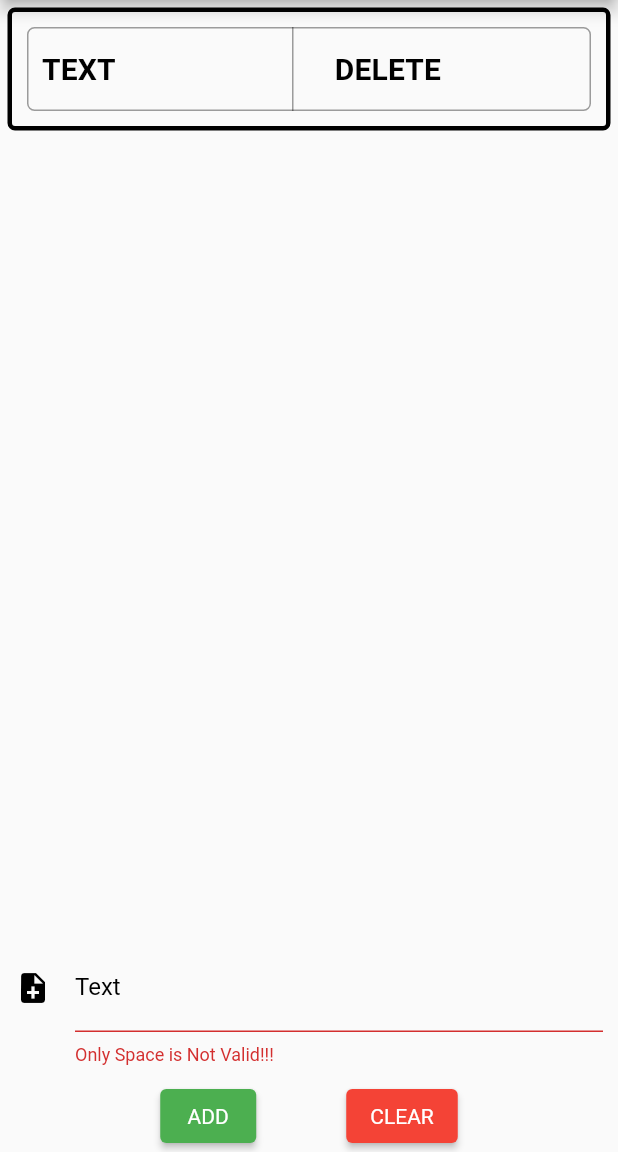
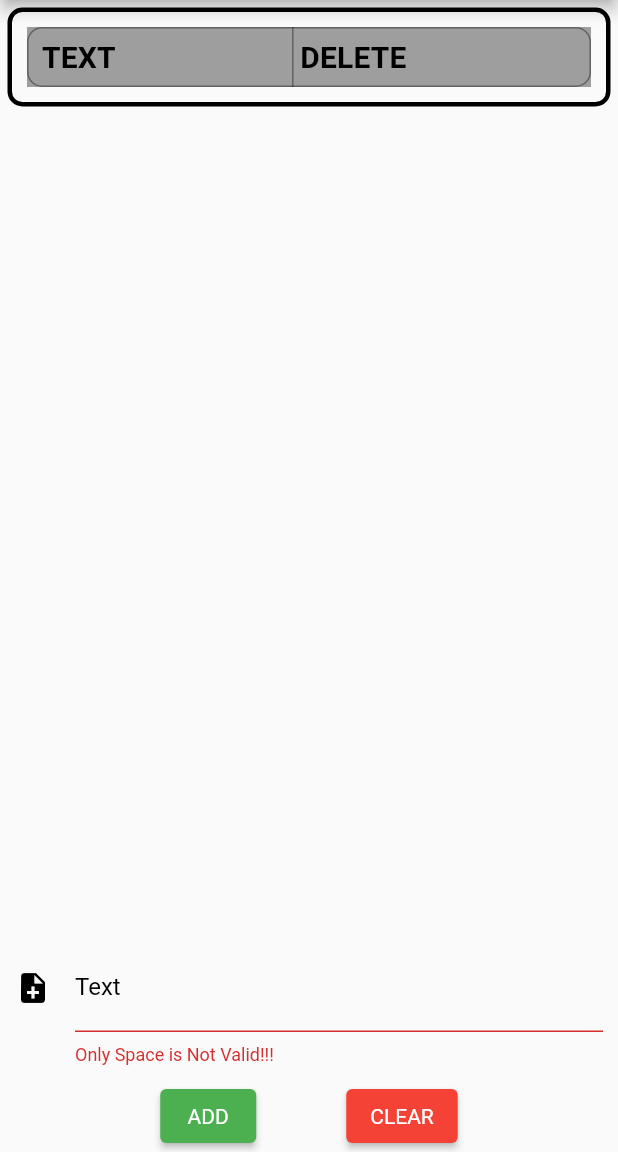
Before and after one commit to Ed-Movchan/simple_notes, a Flutter app: the screen it shows after launch, on a phone screen of 412 x 824 dp, the part 84-1236 px from its top. Run offline on Flutter 3.47's test engine with Material 2 defaults, Android fonts, the phone set to English and light mode, and no system bars; our stand-ins replace sqflite; accounts and stored records are empty.

Commit message:
Change color head and rows

```diff
--- a/lib/db/database.dart
+++ b/lib/db/database.dart
@@ -70,7 +70,7 @@ class DBProvider {
   }
 
   // DELETE
-  Future<int> deleteStudent(int? id) async {
+  Future<int> deleteNote(int? id) async {
     Database db = await database;
     return await db.delete(
       notesTable,
--- a/lib/main.dart
+++ b/lib/main.dart
@@ -140,7 +140,6 @@ class _NotePageState extends State<NotePage> {
                   } else {
                     if (_formStateKey.currentState!.validate()) {
                       _formStateKey.currentState!.save();
-                      // DBProvider.db.insertStudent(Student(null, _studentName));
                       DBProvider.db.insertNote(Note(null, _noteText));
                     }
                   }
@@ -182,15 +181,18 @@ class _NotePageState extends State<NotePage> {
         padding: const EdgeInsets.all(10),
         decoration: BoxDecoration(
           border: Border.all(width: 3),
-          borderRadius: const BorderRadius.all(Radius.circular(5) //
+          borderRadius: const BorderRadius.all(Radius.circular(10) //
               ),
         ),
         child: SizedBox(
           width: MediaQuery.of(context).size.width,
           child: DataTable(
             horizontalMargin: 10,
+            columnSpacing: 10,
+            headingRowColor: MaterialStateProperty.all(Colors.grey),
+            dataRowColor: MaterialStateProperty.all(Colors.lime),
             border: TableBorder.all(
-                borderRadius: BorderRadius.circular(5),
+                borderRadius: BorderRadius.circular(10),
                 color: Colors.black38,
                 width: 1,
                 style: BorderStyle.solid),
@@ -206,11 +208,10 @@ class _NotePageState extends State<NotePage> {
                         TextStyle(fontWeight: FontWeight.bold, fontSize: 20)),
               ),
             ],
+            headingRowHeight: 40,
             rows: notes
                 .map(
-                  (note) => DataRow(
-                      selected: true,
-                      cells: [
+                  (note) => DataRow(cells: [
                     DataCell(Text(note.text), onTap: () {
                       setState(() {
                         isUpdate = true;
@@ -219,15 +220,18 @@ class _NotePageState extends State<NotePage> {
                       _noteTextController.text = note.text;
                     }),
                     DataCell(
-                      IconButton(
+                      Container(
+                        alignment: Alignment.centerRight,
+                        child: IconButton(
                           icon: const Icon(
                             Icons.delete_forever,
                             color: Colors.red,
                           ),
                           onPressed: () {
-                          DBProvider.db.deleteStudent(note.id);
+                            DBProvider.db.deleteNote(note.id);
                             updateNoteList();
                           },
+                        ),
                       ),
                     ),
                   ]),
--- a/pubspec.yaml
+++ b/pubspec.yaml
@@ -36,6 +36,7 @@ dependencies:
   cupertino_icons: ^1.0.2
   sqflite: ^2.0.2+1
   path_provider: ^2.0.11
+  intl: ^0.17.0
 
 dev_dependencies:
   flutter_test:
```
Also changed, not shown: pubspec.lock. Lines whose indentation alone changed are shown as unchanged.
